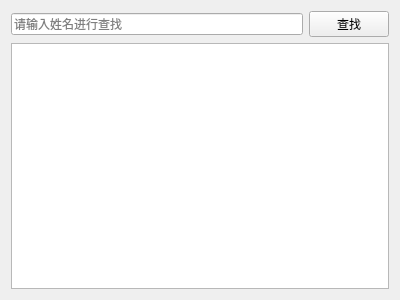
The window that borrowselect.ui (CaiBiJiuDuoLian/QTCourseFinalWork) describes before a commit, drawn with Qt 5.
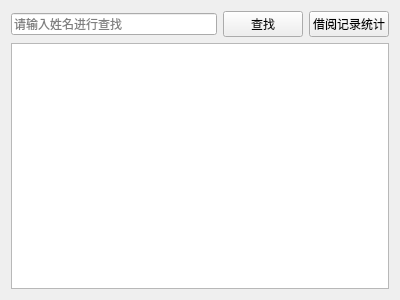
The same window after the commit.

Commit message: 完成了点击按钮，统计书本借阅数量，弹出窗口展示

```diff
--- a/borrowselect.ui
+++ b/borrowselect.ui
@@ -30,6 +30,13 @@
        </property>
       </widget>
      </item>
+     <item>
+      <widget class="QPushButton" name="btStatistics">
+       <property name="text">
+        <string>借阅记录统计</string>
+       </property>
+      </widget>
+     </item>
     </layout>
    </item>
    <item>
```
The commit also changes 2 other files.
